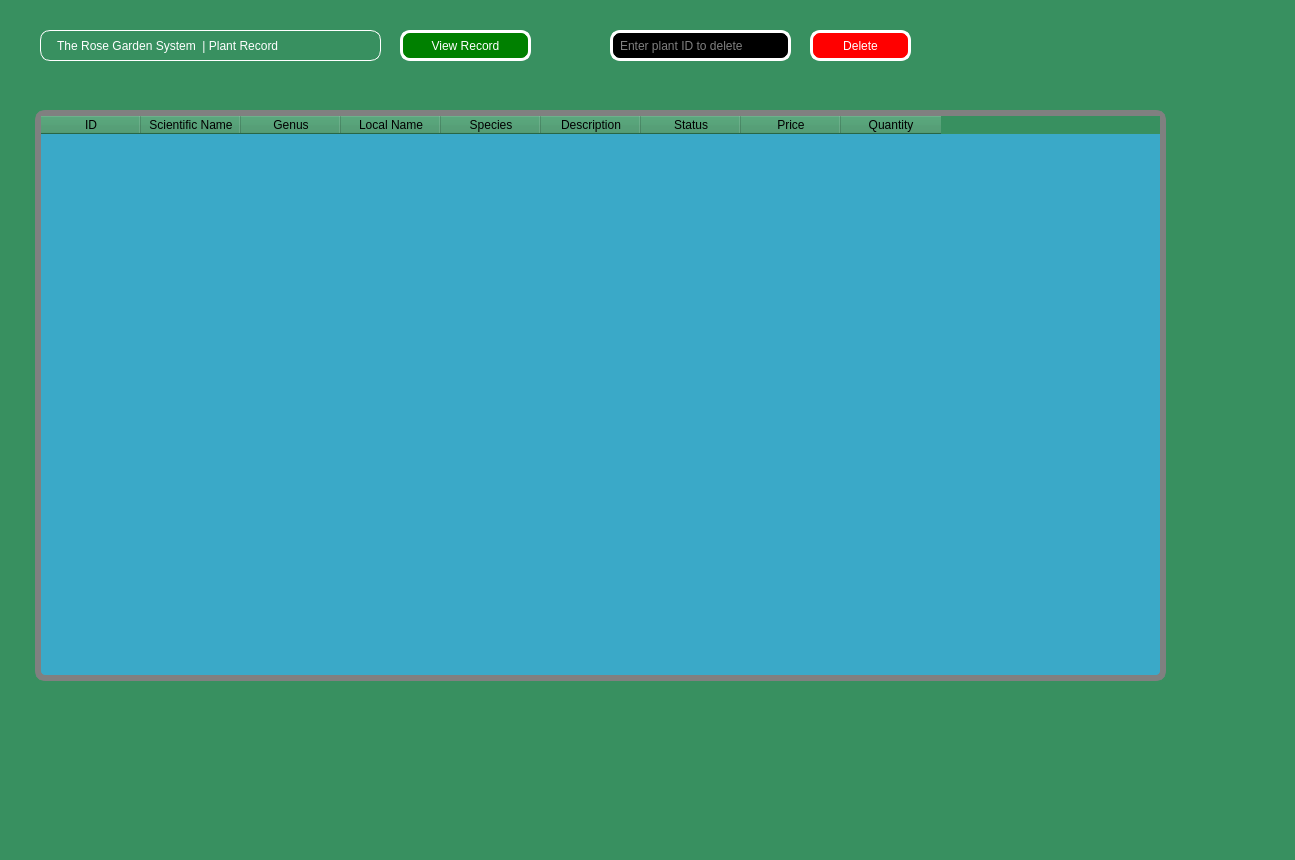
First picture: the form in viewplants.ui, repository Rabsoninnora/RoseGardenPlantCareSystem, before the edit.
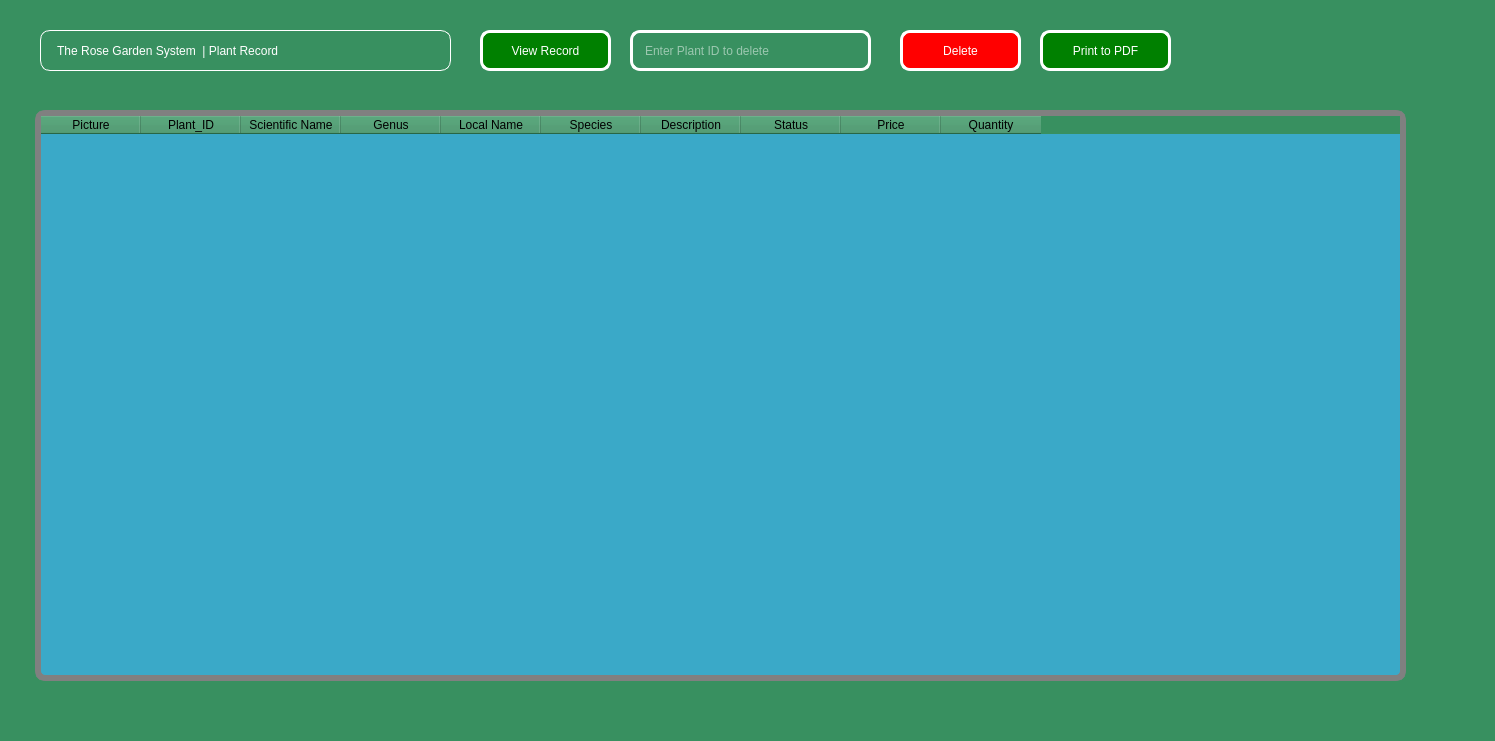
Second picture: the form after the edit. Icons and pictures are not drawn.

The edit to the form file:
```diff
--- a/viewplants.ui
+++ b/viewplants.ui
@@ -6,8 +6,8 @@
    <rect>
     <x>0</x>
     <y>0</y>
-    <width>1295</width>
-    <height>860</height>
+    <width>1495</width>
+    <height>741</height>
    </rect>
   </property>
   <property name="windowTitle">
@@ -24,10 +24,10 @@
   <widget class="QPushButton" name="ViewPlantsRecord">
    <property name="geometry">
     <rect>
-     <x>400</x>
+     <x>480</x>
      <y>30</y>
      <width>131</width>
-     <height>31</height>
+     <height>41</height>
     </rect>
    </property>
    <property name="styleSheet">
@@ -51,8 +51,8 @@
     <rect>
      <x>40</x>
      <y>30</y>
-     <width>341</width>
-     <height>31</height>
+     <width>411</width>
+     <height>41</height>
     </rect>
    </property>
    <property name="styleSheet">
@@ -75,10 +75,10 @@
   <widget class="QPushButton" name="DeletePlantsRecord">
    <property name="geometry">
     <rect>
-     <x>810</x>
+     <x>900</x>
      <y>30</y>
-     <width>101</width>
-     <height>31</height>
+     <width>121</width>
+     <height>41</height>
     </rect>
    </property>
    <property name="styleSheet">
@@ -99,24 +99,26 @@
   <widget class="QLineEdit" name="lineEdit_Delete">
    <property name="geometry">
     <rect>
-     <x>610</x>
+     <x>630</x>
      <y>30</y>
-     <width>181</width>
-     <height>31</height>
+     <width>241</width>
+     <height>41</height>
     </rect>
    </property>
    <property name="styleSheet">
-    <string notr="true">  QLineEdit {
+    <string notr="true">
+  QLineEdit {
   border:3px solid rgb(255, 255, 255);
   border-radius: 10px;
-  padding: 5px 5px;
-  background-color: rgb(0, 0, 0);
-  font: 500 10pt ;
-  color: rgb(255, 255, 255);
+  padding: 10px 10px;
+  background: ;
+ font: 600 11pt ;
+ color: rgb(255, 255, 255);
+
 }</string>
    </property>
    <property name="placeholderText">
-    <string>Enter plant ID to delete</string>
+    <string>Enter Plant ID to delete</string>
    </property>
   </widget>
   <widget class="QTableWidget" name="tableWidget">
@@ -124,7 +126,7 @@
     <rect>
      <x>35</x>
      <y>110</y>
-     <width>1131</width>
+     <width>1371</width>
      <height>571</height>
     </rect>
    </property>
@@ -143,7 +145,12 @@
    </property>
    <column>
     <property name="text">
-     <string>ID</string>
+     <string>Picture</string>
+    </property>
+   </column>
+   <column>
+    <property name="text">
+     <string>Plant_ID</string>
     </property>
    </column>
    <column>
@@ -187,6 +194,31 @@
     </property>
    </column>
   </widget>
+  <widget class="QPushButton" name="btn_print_PDF">
+   <property name="geometry">
+    <rect>
+     <x>1040</x>
+     <y>30</y>
+     <width>131</width>
+     <height>41</height>
+    </rect>
+   </property>
+   <property name="styleSheet">
+    <string notr="true">QPushButton {
+  border:3px solid rgb(255, 255, 255);
+  border-radius: 10px;
+  padding: 0 10px;
+  background: green;
+ font: 500 12pt ;
+ color: rgb(255, 255, 255);
+
+}
+</string>
+   </property>
+   <property name="text">
+    <string>Print to PDF</string>
+   </property>
+  </widget>
   <zorder>label</zorder>
   <zorder>ViewPlantsRecord</zorder>
   <zorder>DeletePlantsRecord</zorder>
```
Left out of the diff: 4 changed lines with no effect on the pictures.
